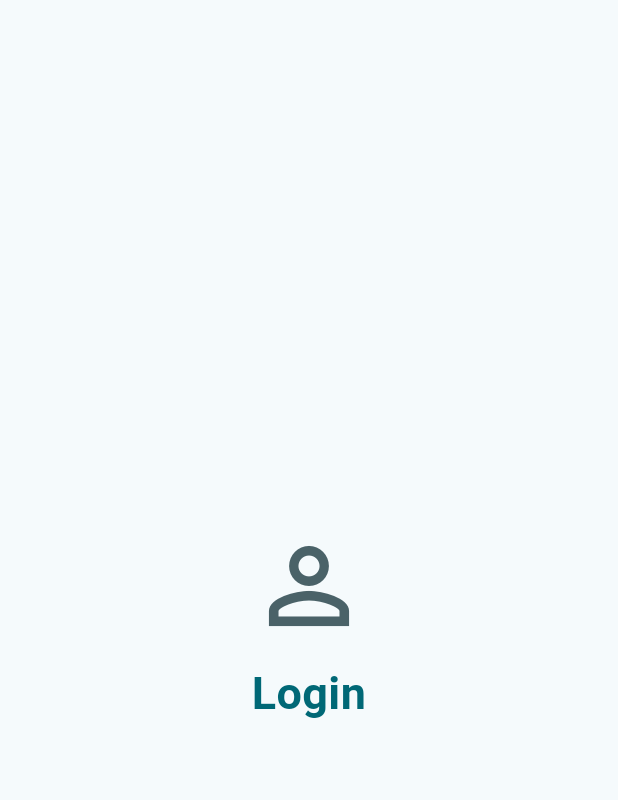
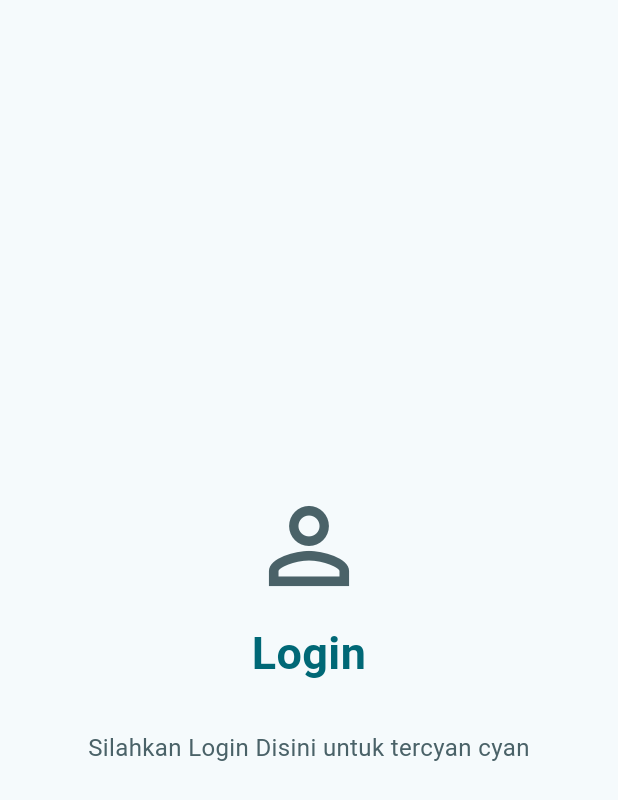
Before and after one commit to yaseumine/KB1179-1123150146-uts, a Flutter app: the Login screen opened directly, on a phone screen of 412 x 824 dp. Shown: the top 800 px of the screen. Run offline on Flutter 3.47's test engine with Material 3 defaults, Android fonts, the phone set to English and light mode, and no system bars.

```diff
--- a/lib/login.dart
+++ b/lib/login.dart
@@ -26,6 +26,12 @@ class Login extends StatelessWidget {
                 ),
                 textAlign: TextAlign.center,
               ),
+              SizedBox(height: 30),
+              Text(
+                'Silahkan Login Disini untuk tercyan cyan',
+                style: TextStyle(fontSize: 16, color: cs.secondary),
+                textAlign: TextAlign.center,
+              ),
             ],
           ),
         ),
```
